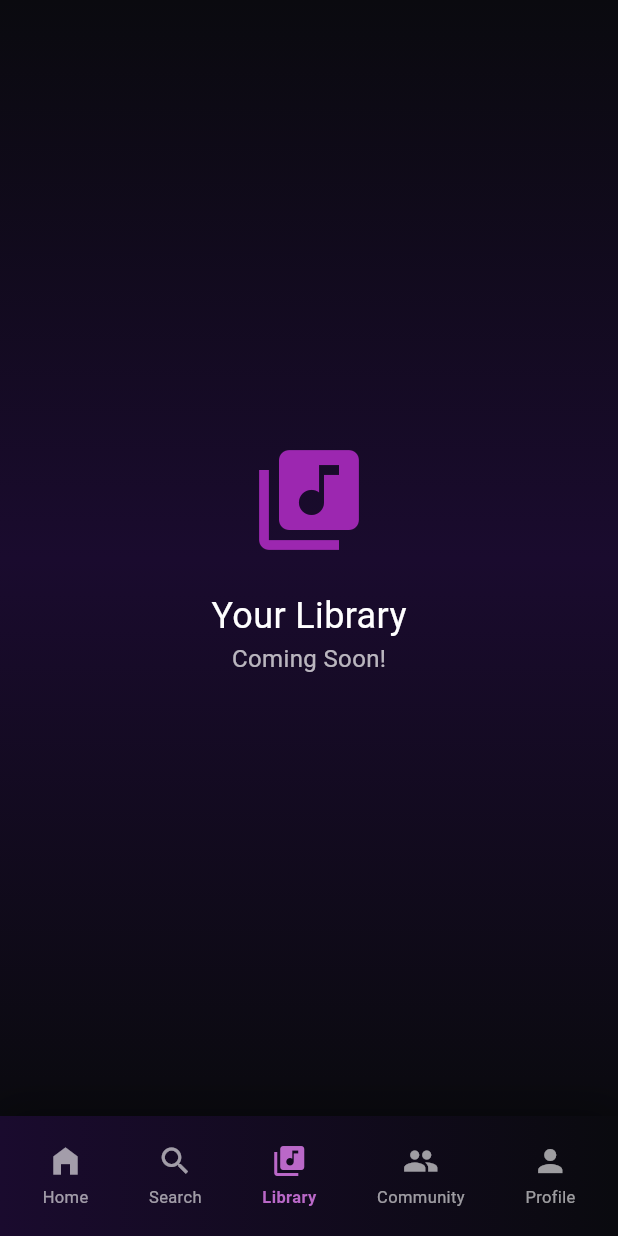
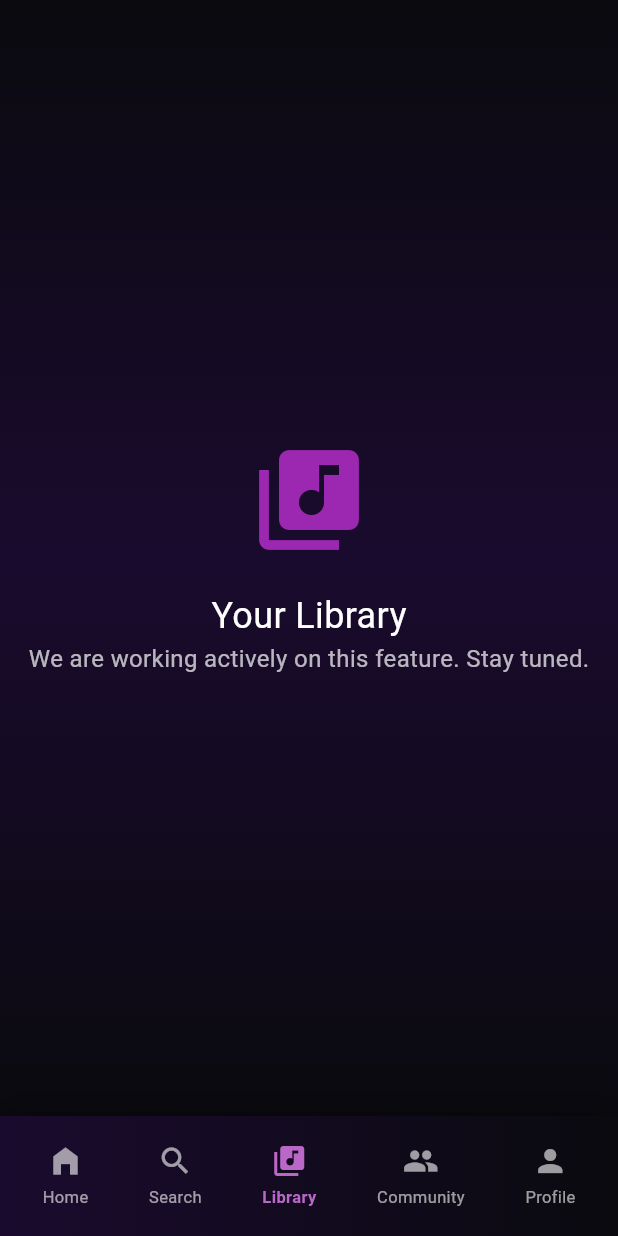
Before and after one commit to fanyicharllson/phonkers, a Flutter app: the screen it shows once a user with an empty profile is signed in, swiped to page 3, on a phone screen of 412 x 824 dp. Run offline on Flutter 3.47's test engine with Material 3 defaults, Android fonts, the phone set to English and light mode, and no system bars; our stand-ins replace audioplayers, cached_network_image, cloud_firestore, connectivity_plus, firebase_auth, firebase_core and 3 more; missing offline and left inert: youtube_explode_dart; accounts and stored records are empty; generated files the repository leaves out were written again.

Commit message:
Update LibraryScreen message and comment out dark mode settings in SettingsScreen

```diff
--- a/lib/view/screens/library_screen.dart
+++ b/lib/view/screens/library_screen.dart
@@ -35,7 +35,7 @@ class _LibraryScreenState extends State<LibraryScreen>
                 style: TextStyle(color: Colors.white, fontSize: 24),
               ),
               Text(
-                "Coming Soon!",
+                "We are working actively on this feature. Stay tuned.",
                 style: TextStyle(color: Colors.white70, fontSize: 16),
               ),
             ],
```
Also changed, not shown: lib/view/widget/user_menu_sheet_screens.dart/settings.dart (+10 -10 lines).
